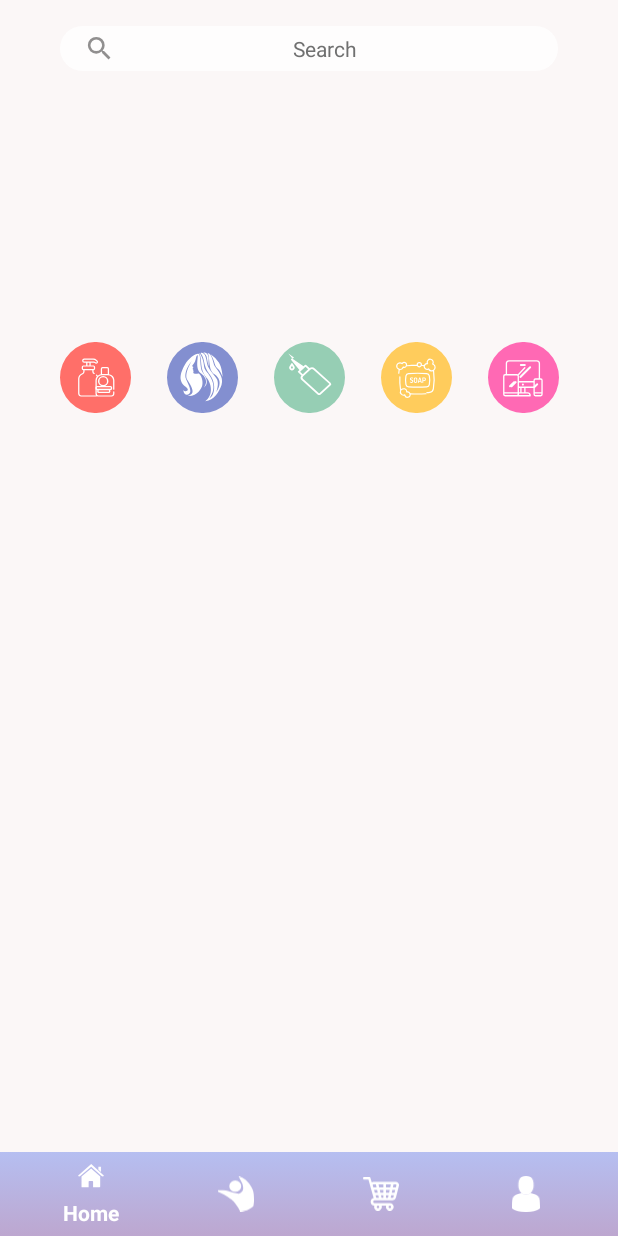
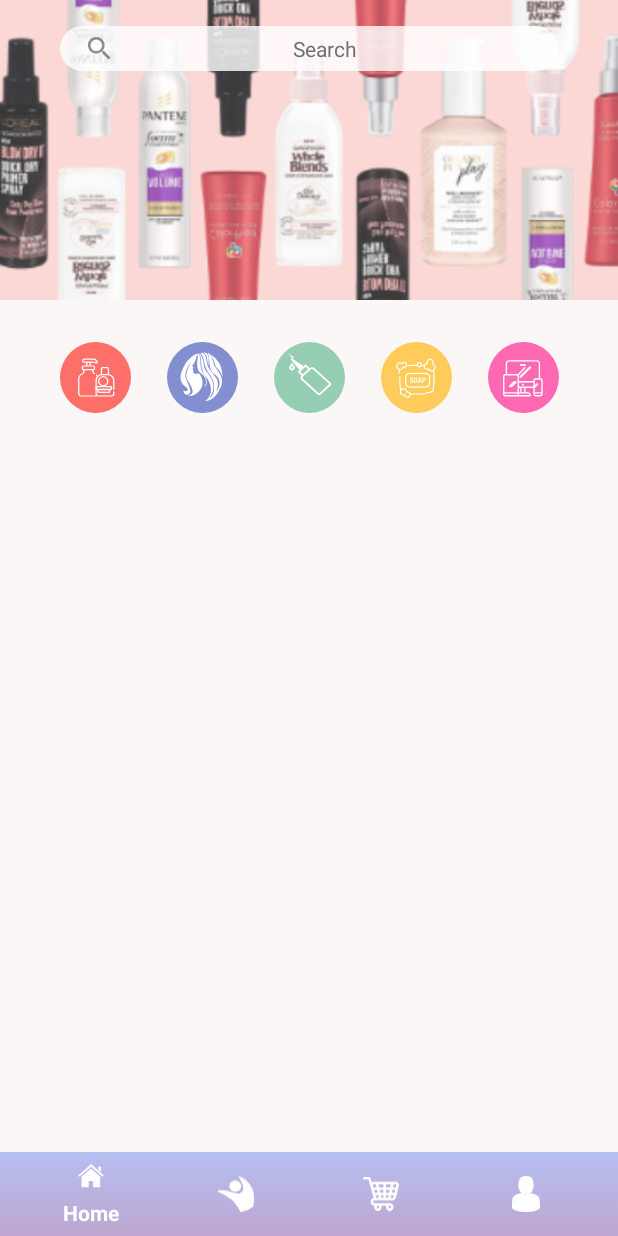
Before and after one commit to sandeepbhattarai48/HelloSewa, an Android app: the screen it shows after launch (MainActivity), on a phone screen of 412 x 824 dp. Run offline under Robolectric (Android 15) with nearby library versions, the phone set to English and light mode, and no system bars; our stand-ins replace navigation-ui.

Commit message:
some home page work1

```diff
--- a/app/src/main/res/layout/home_fragment.xml
+++ b/app/src/main/res/layout/home_fragment.xml
@@ -31,6 +31,7 @@
         app:layout_constraintHorizontal_bias="0.0"
         app:layout_constraintStart_toStartOf="parent"
         app:layout_constraintTop_toTopOf="parent"
+        app:srcCompat="@drawable/forslider"
         tools:src="@tools:sample/avatars" />
 
     <TextView
@@ -57,15 +58,14 @@
         android:layout_height="wrap_content"
         android:layout_marginTop="20dp"
         app:layout_constraintEnd_toStartOf="@+id/guideline2"
-        app:layout_constraintHorizontal_bias="0.0"
         app:layout_constraintStart_toStartOf="@+id/guideline"
         app:layout_constraintTop_toBottomOf="@+id/imageView">
 
         <ImageView
-            android:id="@+id/imageView2"
+            android:id="@+id/shampoo_catg"
             android:layout_width="wrap_content"
             android:layout_height="wrap_content"
-            android:layout_marginStart="24dp"
+            android:layout_marginStart="8dp"
             android:layout_marginTop="8dp"
             android:layout_marginBottom="8dp"
             android:src="@drawable/ic_shampoo"
@@ -74,14 +74,14 @@
             app:layout_constraintTop_toTopOf="parent" />
 
         <ImageView
-            android:id="@+id/imageView3"
+            android:id="@+id/hair_color_catg"
             android:layout_width="wrap_content"
             android:layout_height="wrap_content"
             android:layout_marginStart="24dp"
             android:src="@drawable/ic_hair_color"
-            app:layout_constraintBottom_toBottomOf="@+id/imageView2"
-            app:layout_constraintStart_toEndOf="@+id/imageView2"
-            app:layout_constraintTop_toTopOf="@+id/imageView2" />
+            app:layout_constraintBottom_toBottomOf="@+id/shampoo_catg"
+            app:layout_constraintStart_toEndOf="@+id/shampoo_catg"
+            app:layout_constraintTop_toTopOf="@+id/shampoo_catg" />
 
         <ImageView
             android:id="@+id/imageView5"
@@ -89,9 +89,9 @@
             android:layout_height="wrap_content"
             android:layout_marginStart="24dp"
             android:src="@drawable/ic_oil"
-            app:layout_constraintBottom_toBottomOf="@+id/imageView2"
-            app:layout_constraintStart_toEndOf="@+id/imageView3"
-            app:layout_constraintTop_toTopOf="@+id/imageView2"
+            app:layout_constraintBottom_toBottomOf="@+id/shampoo_catg"
+            app:layout_constraintStart_toEndOf="@+id/hair_color_catg"
+            app:layout_constraintTop_toTopOf="@+id/shampoo_catg"
             app:layout_constraintVertical_bias="0.0" />
 
         <ImageView
@@ -100,9 +100,9 @@
             android:layout_height="wrap_content"
             android:layout_marginStart="24dp"
             android:src="@drawable/ic_shop"
-            app:layout_constraintBottom_toBottomOf="@+id/imageView2"
+            app:layout_constraintBottom_toBottomOf="@+id/shampoo_catg"
             app:layout_constraintStart_toEndOf="@+id/imageView5"
-            app:layout_constraintTop_toTopOf="@+id/imageView2"
+            app:layout_constraintTop_toTopOf="@+id/shampoo_catg"
             app:layout_constraintVertical_bias="0.0" />
 
         <ImageView
@@ -110,12 +110,12 @@
             android:layout_width="wrap_content"
             android:layout_height="wrap_content"
             android:layout_marginStart="24dp"
-            android:layout_marginEnd="24dp"
+            android:layout_marginEnd="8dp"
             android:src="@drawable/ic_device"
-            app:layout_constraintBottom_toBottomOf="@+id/imageView2"
+            app:layout_constraintBottom_toBottomOf="@+id/shampoo_catg"
             app:layout_constraintEnd_toEndOf="parent"
             app:layout_constraintStart_toEndOf="@+id/imageView4"
-            app:layout_constraintTop_toTopOf="@+id/imageView2"
+            app:layout_constraintTop_toTopOf="@+id/shampoo_catg"
             app:layout_constraintVertical_bias="0.0" />
 
     </androidx.constraintlayout.widget.ConstraintLayout>
```
Also changed, not shown: app/src/main/res/drawable/forslider.png (added).
